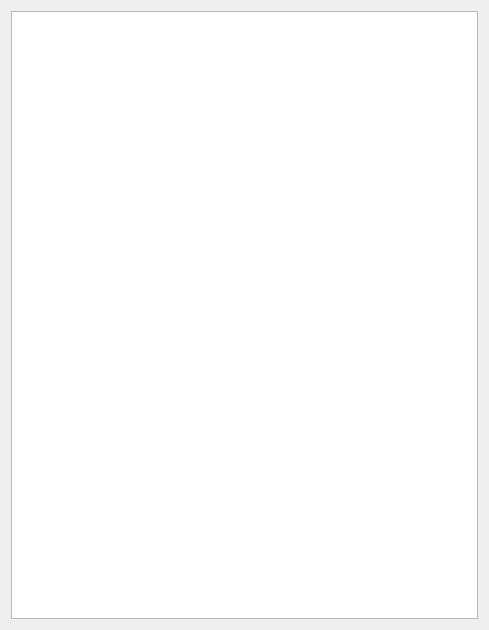
TSE-Systems/tse-analytics, file tse_analytics/views/selection/animals/animals_widget.ui: the form before one commit.
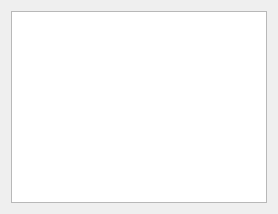
The form after the commit.

What changed in the file:
```diff
--- a/tse_analytics/views/selection/animals/animals_widget.ui
+++ b/tse_analytics/views/selection/animals/animals_widget.ui
@@ -2,14 +2,6 @@
 <ui version="4.0">
  <class>AnimalsWidget</class>
  <widget class="QWidget" name="AnimalsWidget">
-  <property name="geometry">
-   <rect>
-    <x>0</x>
-    <y>0</y>
-    <width>489</width>
-    <height>630</height>
-   </rect>
-  </property>
   <property name="windowTitle">
    <string>Form</string>
   </property>
@@ -26,7 +18,7 @@
       <bool>true</bool>
      </property>
      <attribute name="verticalHeaderDefaultSectionSize">
-      <number>20</number>
+      <number>24</number>
      </attribute>
     </widget>
    </item>
```
